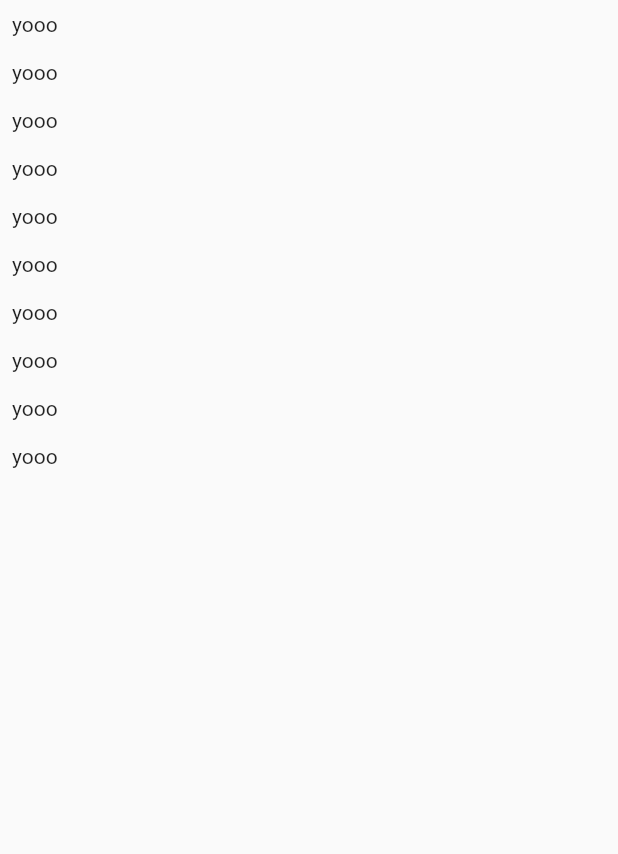
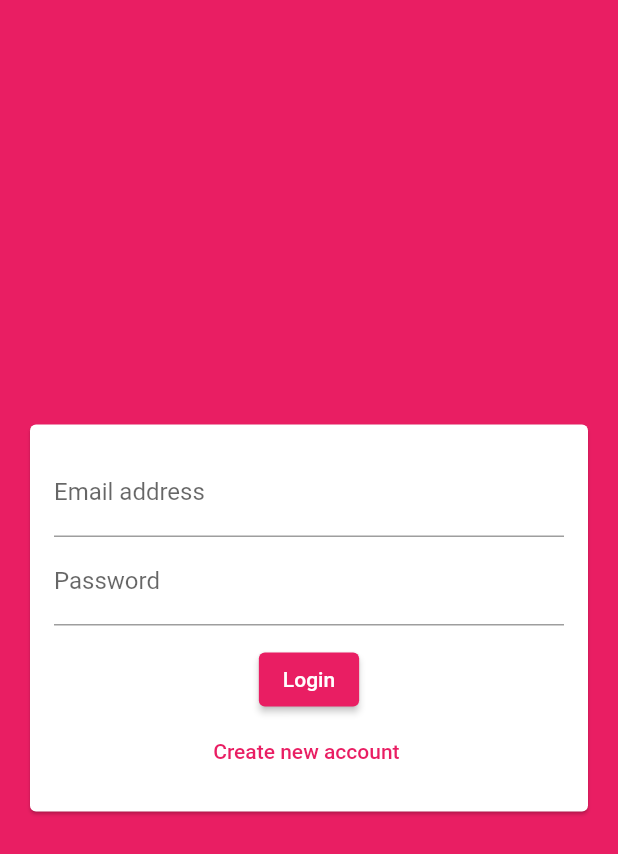
Before and after one commit to LeonardoSimi/DemoChatting, a Flutter app: the screen it shows after launch, on a phone screen of 412 x 824 dp. Shown: the top 854 px of the screen. Run offline on Flutter 3.47's test engine with Material 2 defaults, Android fonts, the phone set to English and light mode, and no system bars; our stand-ins replace cloud_firestore, firebase_auth, firebase_core; accounts and stored records are empty.

Commit message:
auth done
14-19

```diff
--- a/lib/main.dart
+++ b/lib/main.dart
@@ -1,8 +1,13 @@
 import 'package:flutter/material.dart';
+import 'package:firebase_core/firebase_core.dart';
+import 'package:firebase_auth/firebase_auth.dart';
 
 import './screens/chat_screen.dart';
+import './screens/auth_screen.dart';
 
-void main() {
+void main() async {
+  WidgetsFlutterBinding.ensureInitialized();
+  await Firebase.initializeApp();
   runApp(MyApp());
 }
 
@@ -13,8 +18,25 @@ class MyApp extends StatelessWidget {
       title: 'DemoChatting',
       theme: ThemeData(
         primarySwatch: Colors.pink,
+        backgroundColor: Colors.pink,
+        accentColor: Colors.deepPurple,
+        accentColorBrightness: Brightness.dark,
+        buttonTheme: ButtonTheme.of(context).copyWith(
+          buttonColor: Colors.pink,
+          textTheme: ButtonTextTheme.primary,
+          shape: RoundedRectangleBorder(borderRadius: BorderRadius.circular(20)),
+        )
       ),
-      home: ChatScreen(),
+      home: StreamBuilder(stream: FirebaseAuth.instance.authStateChanges(), builder: (ctx, userSnapshot) {
+        if (userSnapshot.hasData){
+          return ChatScreen();
+        }
+        else{
+          return AuthScreen();
+        }
+      })
     );
   }
 }
+
+//DA VEDERE 14-19
--- a/lib/screens/auth_screen.dart
+++ b/lib/screens/auth_screen.dart
@@ -0,0 +1,64 @@
+import 'package:flutter/material.dart';
+import 'package:firebase_auth/firebase_auth.dart';
+import 'package:cloud_firestore/cloud_firestore.dart';
+import 'package:flutter/services.dart';
+
+import '../widgets/auth/auth_form.dart';
+
+class AuthScreen extends StatefulWidget {
+  @override
+  _AuthScreenState createState() => _AuthScreenState();
+}
+
+class _AuthScreenState extends State<AuthScreen> {
+  final _auth = FirebaseAuth.instance;
+  var _isLoading = false;
+
+  void _submitAuthForm(
+      String email, String password, String username, bool isLogin, BuildContext ctx) async {
+    UserCredential authResult;
+    try {
+      setState(() {
+        _isLoading = true;
+      });
+
+      if (isLogin) {
+        authResult = await _auth.signInWithEmailAndPassword(
+            email: email, password: password);
+      } else {
+        authResult = await _auth.createUserWithEmailAndPassword(
+            email: email, password: password);
+      }
+
+      await FirebaseFirestore.instance.collection('users').doc(authResult.user!.uid).set({
+        'username': username,
+        'email': email,
+      });
+
+    } on PlatformException catch (err) {
+      var message = 'An error occurred, please check your credentials';
+      if (err.message != null) {
+        message = err.message!;
+      }
+      ScaffoldMessenger.of(context).showSnackBar(
+        SnackBar(
+          content: Text(message),
+          backgroundColor: Theme.of(context).errorColor,
+        ),
+      );
+    }
+    catch (err)
+    {
+      print(err);
+    }
+    setState(() {
+      _isLoading = false;
+    });
+  }
+  @override
+  Widget build(BuildContext context) {
+    return Scaffold(
+        backgroundColor: Theme.of(context).primaryColor,
+        body: AuthForm(_submitAuthForm));
+  }
+}
--- /dev/null
+++ b/lib/widgets/auth/auth_form.dart
@@ -0,0 +1,117 @@
+import 'package:flutter/material.dart';
+
+class AuthForm extends StatefulWidget {
+  AuthForm(this.submitFn);
+
+  final void Function(String email, String password, String username, bool isLogin, BuildContext context) submitFn;
+
+  @override
+  _AuthFormState createState() => _AuthFormState();
+}
+
+class _AuthFormState extends State<AuthForm> {
+  final _formKey = GlobalKey<FormState>();
+  var _isLogin = true;
+  String _userEmail = '';
+  String _userName = '';
+  String _userPassword = '';
+
+  void _trySubmit(){
+    final isValid = _formKey.currentState!.validate();
+    FocusScope.of(context).unfocus();
+
+    if (isValid){
+      _formKey.currentState!.save();
+
+      widget.submitFn(
+        _userEmail.trim(),
+        _userPassword,
+        _userName.trim(),
+        _isLogin,
+        context,
+      );
+    }
+  }
+
+  @override
+  Widget build(BuildContext context) {
+    return Center(
+      child: Card(
+        margin: EdgeInsets.all(20),
+        child: SingleChildScrollView(
+          child: Padding(
+            padding: EdgeInsets.all(16),
+            child: Form(
+              key: _formKey,
+              child: Column(
+                mainAxisSize: MainAxisSize.min,
+                children: <Widget>[
+                  TextFormField(
+                    key: ValueKey('email'),
+                    validator: (value){
+                      if (value!.isEmpty || !value.contains('@'))
+                        {
+                          return 'Please enter a valid email address';
+                        }
+                      return null;
+                    },
+                    keyboardType: TextInputType.emailAddress,
+                    decoration: InputDecoration(
+                      labelText: 'Email address',
+                    ),
+                    onSaved: (value){
+                      _userEmail = value!;
+                    },
+                  ),
+                  if (!_isLogin)
+                  TextFormField(
+                    key: ValueKey('username'),
+                    validator: (value){
+                      if (value!.isEmpty || value.length < 4)
+                        {
+                          return 'Please enter at least 4 characters';
+                        }
+                      return null;
+                    },
+                    decoration: InputDecoration(
+                      labelText: 'Username'
+                    ),
+                    onSaved: (value) {
+                      _userName = value!;
+                    },
+                  ),
+                  TextFormField(
+                    key: ValueKey('password'),
+                    validator: (value){
+                      if (value!.isEmpty || value.length < 7)
+                        {
+                          return 'Password must be at least 7 characters long';
+                        }
+                      return null;
+                    },
+                    decoration: InputDecoration(
+                      labelText: 'Password',
+                    ),
+                    obscureText: true,
+                    onSaved: (value){
+                      _userPassword = value!;
+                    },
+                  ),
+                  SizedBox(
+                    height: 12,
+                  ),
+                  ElevatedButton(onPressed: _trySubmit, child: Text(_isLogin ? 'Login' : 'Sing up')),
+                  TextButton(onPressed: (){
+                    setState(() {
+                      _isLogin = !_isLogin;
+                    });
+                  }, child: Text(_isLogin ? "Create new account " : 'I already have an account'),)
+                ],
+              ),
+            ),
+          ),
+        ),
+      ),
+    );
+  }
+}
--- a/pubspec.yaml
+++ b/pubspec.yaml
@@ -28,6 +28,8 @@ dependencies:
   # The following adds the Cupertino Icons font to your application.
   # Use with the CupertinoIcons class for iOS style icons.
   cupertino_icons: ^1.0.2
+  cloud_firestore: ^2.3.0
+  firebase_auth: ^2.0.0
 
 dev_dependencies:
   flutter_test:
```
Also changed, not shown: lib/screens/chat_screen.dart (+50 -9 lines), pubspec.lock, 2 other files.
